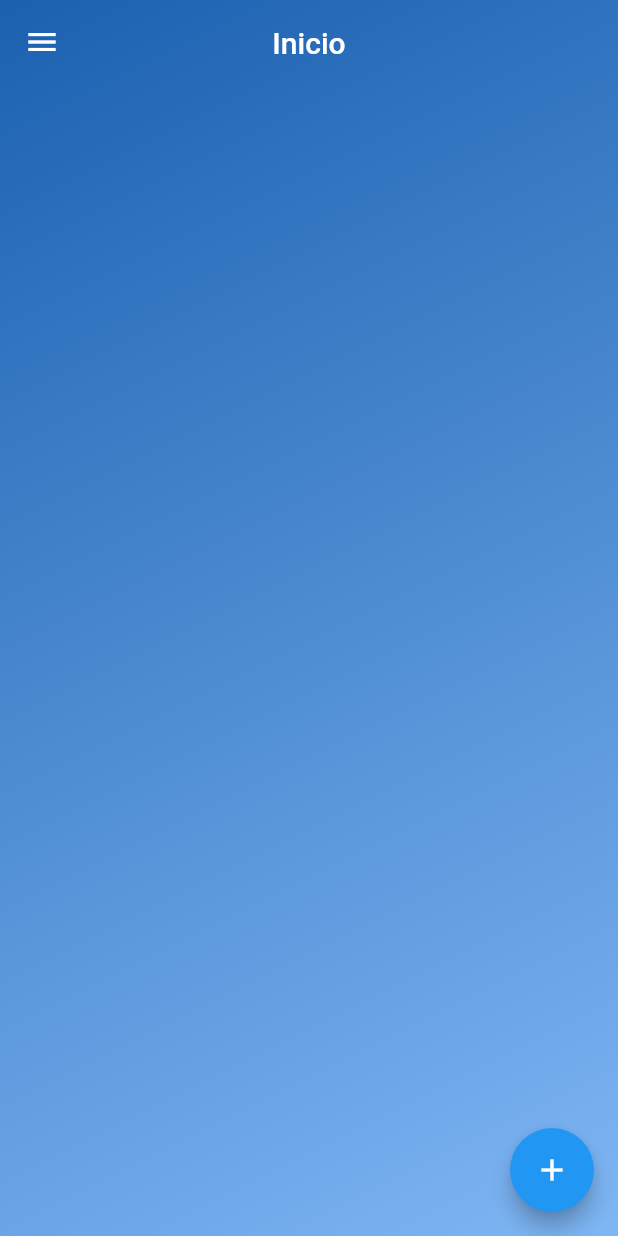
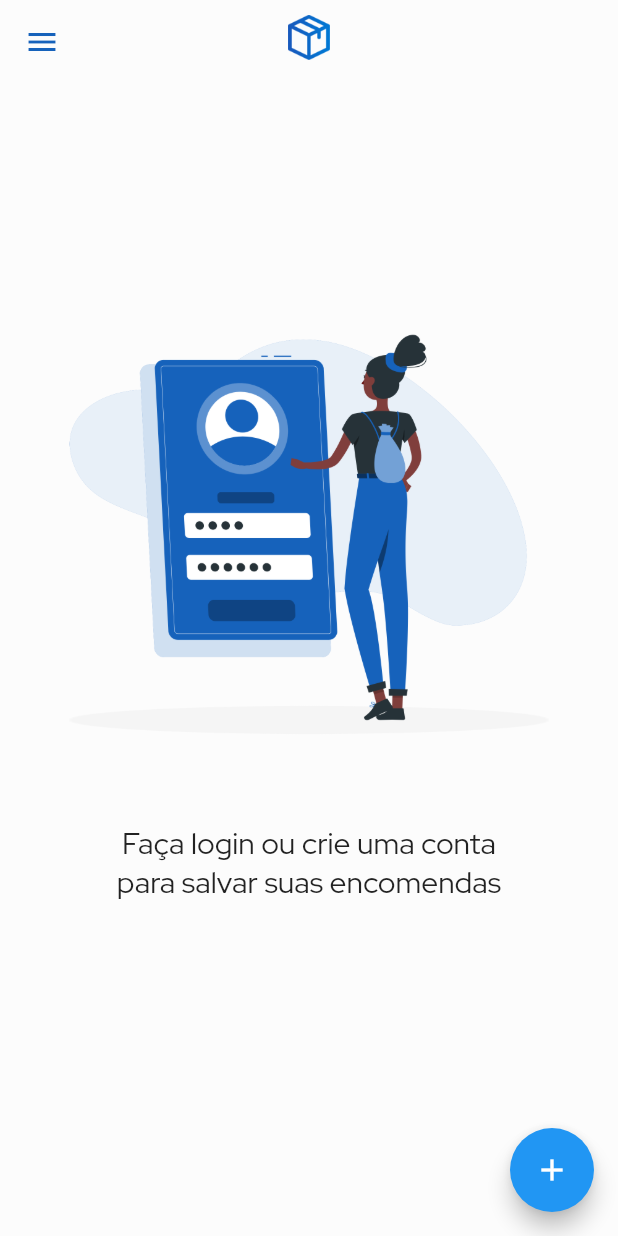
Before and after one commit to natandiasm/Rastreime, a Flutter app: the screen it shows after launch, in the side drawer, after a tap on the "add" icon, on a phone screen of 412 x 824 dp. Run offline on Flutter 3.47's test engine with Material 2 defaults, Android fonts, the light colour scheme and no system bars; our stand-ins replace cloud_firestore, firebase_auth, line_awesome_icons; missing offline and left inert: statusbar; accounts and stored records are empty.

Commit message:
Add tela cadastro; Melhoria aparencia; Add enco bd

```diff
--- a/lib/main.dart
+++ b/lib/main.dart
@@ -1,9 +1,8 @@
 import 'package:flutter/material.dart';
 import 'package:rastreimy/models/user_model.dart';
 import 'package:rastreimy/screens/home_screen.dart';
-import 'package:rastreimy/screens/login_screen.dart';
-import 'package:rastreimy/screens/signup_screen.dart';
 import 'package:scoped_model/scoped_model.dart';
+import 'package:statusbar/statusbar.dart';
 
 void main() => runApp(MyApp());
 
@@ -11,16 +10,25 @@ class MyApp extends StatelessWidget {
   // This widget is the root of your application.
   @override
   Widget build(BuildContext context) {
+    StatusBar.color(Color.fromARGB(255, 22, 98, 187));
     return ScopedModel<UserModel>(
       model: UserModel(
 
       ),
       child: MaterialApp(
         debugShowCheckedModeBanner: false,
-        title: 'Flutter Demo',
+        title: 'Rastreimy',
         theme: ThemeData(
             primarySwatch: Colors.blue,
-            primaryColor: Color.fromARGB(255, 4, 125, 141)),
+            primaryColor: Color.fromARGB(255, 22, 98, 187),
+            fontFamily: "Red Hat Display",
+            textTheme: TextTheme(
+              bodyText1: TextStyle(
+                color: Color.fromARGB(255, 30, 30, 30)
+              )
+            )
+            ),
+
         home: HomeScreen(),
       ),
     );
--- a/lib/tabs/home_tab.dart
+++ b/lib/tabs/home_tab.dart
@@ -1,23 +1,43 @@
 import 'package:flutter/material.dart';
+import 'package:rastreimy/models/user_model.dart';
+import 'package:scoped_model/scoped_model.dart';
 
 class HomeTab extends StatelessWidget {
   @override
   Widget build(BuildContext context) {
-
-    Widget _buildBodyBack() => Container(
-      decoration: BoxDecoration(
-        gradient: LinearGradient(
-          colors: [
-            Color.fromARGB(255, 27, 97, 176),
-            Color.fromARGB(255, 127, 182, 244)
+    Widget _buildBodyBack() =>
+        ScopedModelDescendant<UserModel>(builder: (context, child, model) {
+          if (!model.isLoggedIn()) {
+            return Container(
+              decoration:
+                  BoxDecoration(color: Color.fromARGB(255, 252, 252, 252)),
+              child: Center(
+                child: Container(
+                  height: 550,
+                  child: Column(
+                    children: <Widget>[
+                      Image.asset('assets/images/login.png'),
+                      Text(
+                        "Faça login ou crie uma conta \npara salvar suas encomendas",
+                        textAlign: TextAlign.center,
+                        style: TextStyle(
+                          fontSize: 20,
+                        ),
+                      )
                     ],
-          begin: Alignment.topLeft,
-          end: Alignment.bottomRight
+                  ),
                 ),
               ),
             );
+          }
+          return Container(
+            decoration:
+                BoxDecoration(color: Color.fromARGB(255, 252, 252, 252)),
+          );
+        });
 
-    return Stack(
+    return SafeArea(
+      child: Stack(
         children: <Widget>[
           _buildBodyBack(),
           CustomScrollView(
@@ -28,13 +48,22 @@ class HomeTab extends StatelessWidget {
                 backgroundColor: Colors.transparent,
                 elevation: 0.0,
                 flexibleSpace: FlexibleSpaceBar(
-                title: Text("Inicio"),
+                  title: Padding(
+                    padding: const EdgeInsets.only(top: 10),
+                    child: Image.asset(
+                      'assets/images/title.png',
+                      fit: BoxFit.cover,
+                    ),
+                  ),
                   centerTitle: true,
                 ),
+                iconTheme:
+                    IconThemeData(color: Color.fromARGB(255, 22, 98, 187)),
               ),
             ],
           ),
         ],
+      ),
     );
   }
 }
--- a/lib/tiles/drawer_tile.dart
+++ b/lib/tiles/drawer_tile.dart
@@ -26,7 +26,7 @@ class DrawerTile extends StatelessWidget {
                 size: 32.0,
                 color: controller.page == page.round()
                     ? Theme.of(context).primaryColor
-                    : Colors.grey[700],
+                    : Color.fromARGB(255, 30, 30, 30),
               ),
               SizedBox(
                 width: 32.0,
@@ -38,7 +38,7 @@ class DrawerTile extends StatelessWidget {
                   fontWeight: FontWeight.bold,
                   color: controller.page == page.round()
                       ? Theme.of(context).primaryColor
-                      : Colors.grey[700],
+                      : Color.fromARGB(255, 30, 30, 30),
                 ),
               )
             ],
--- a/lib/widgets/custom_drawer.dart
+++ b/lib/widgets/custom_drawer.dart
@@ -1,4 +1,5 @@
 import 'package:flutter/material.dart';
+import 'package:line_awesome_icons/line_awesome_icons.dart';
 import 'package:rastreimy/models/user_model.dart';
 import 'package:rastreimy/screens/login_screen.dart';
 import 'package:rastreimy/tiles/drawer_tile.dart';
@@ -13,14 +14,7 @@ class CustomDrawer extends StatelessWidget {
   Widget build(BuildContext context) {
     Widget _buildDrawerBack() => Container(
           decoration: BoxDecoration(
-            gradient: LinearGradient(
-              colors: [
-                Color.fromARGB(255, 32, 194, 197),
-                Color.fromARGB(255, 44, 195, 246)
-              ],
-              begin: Alignment.topCenter,
-              end: Alignment.bottomCenter,
-            ),
+            color: Color.fromARGB(255, 252, 252, 252)
           ),
         );
 
@@ -43,15 +37,13 @@ class CustomDrawer extends StatelessWidget {
                 child: Stack(
                   children: <Widget>[
                     Positioned(
-                      top: 8.0,
+                      top: 25.0,
                       left: 0.0,
-                      child: Text(
-                        "Rastreimy",
-                        style: TextStyle(
-                          fontSize: 34.0,
-                          fontWeight: FontWeight.bold,
-                        ),
-                      ),
+                      child: Container(
+                        width: 50,
+                        height: 50,
+                        child: Image.asset('assets/images/title.png')
+                        )
                     ),
                     Positioned(
                       left: 0.0,
@@ -99,19 +91,19 @@ class CustomDrawer extends StatelessWidget {
               ),
               Divider(),
               DrawerTile(
-                Icons.home,
+                LineAwesomeIcons.home,
                 "Inicio",
                 pageController,
                 0,
               ),
               DrawerTile(
-                Icons.list,
+                LineAwesomeIcons.truck,
                 "Pedidos",
                 pageController,
                 1,
               ),
               DrawerTile(
-                Icons.phone,
+                LineAwesomeIcons.phone,
                 "Contato",
                 pageController,
                 2,
```
Also changed, not shown: lib/models/order_model.dart (+11 -4 lines), lib/models/user_model.dart (+11 -11 lines), lib/screens/add_order_screen.dart (added, +133 -0 lines), lib/screens/home_screen.dart (+18 -1 lines), lib/screens/login_screen.dart (+23 -5 lines), pubspec.yaml (+12 -11 lines), assets/fonts/RedHatDisplay-Bold.ttf (added), assets/fonts/RedHatDisplay-Regular.ttf (added), assets/images/login.png (added), assets/images/order.png (added), assets/images/title.png (added), pubspec.lock, 5 other files. Lines whose indentation alone changed are shown as unchanged.
